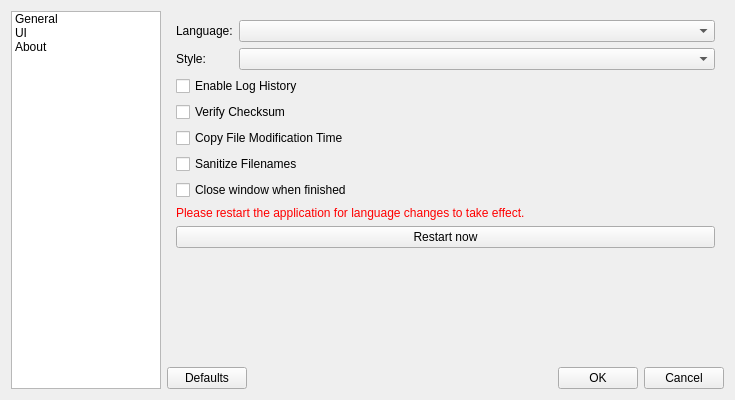
Qt form src/Settings.ui (silo0074/Movero) before a commit.
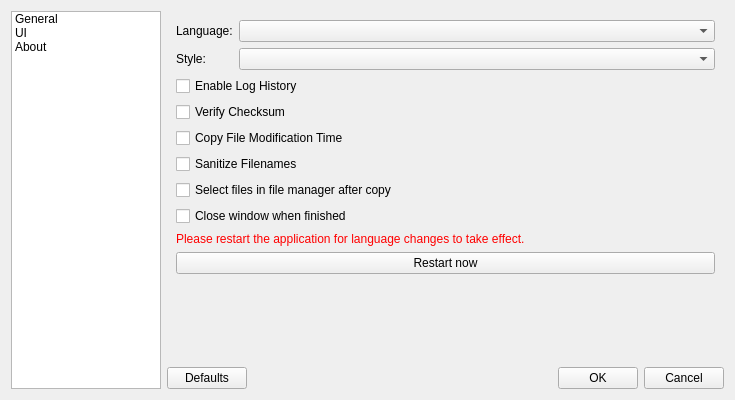
The same form after that commit.

Commit message:
feat(copy): add option to select files after copy
- Implement D-Bus integration for file manager selection
- Refine file syncing strategy using sync_file_range
- Improve O_DIRECT

What changed in the file:
```diff
--- a/src/Settings.ui
+++ b/src/Settings.ui
@@ -103,6 +103,13 @@
            </property>
           </widget>
          </item>
+         <item>
+          <widget class="QCheckBox" name="checkSelectFiles">
+           <property name="text">
+            <string>Select files in file manager after copy</string>
+           </property>
+          </widget>
+         </item>
          <item>
           <widget class="QCheckBox" name="checkCloseOnFinish">
            <property name="text">
```
The commit also changes 7 other files.
